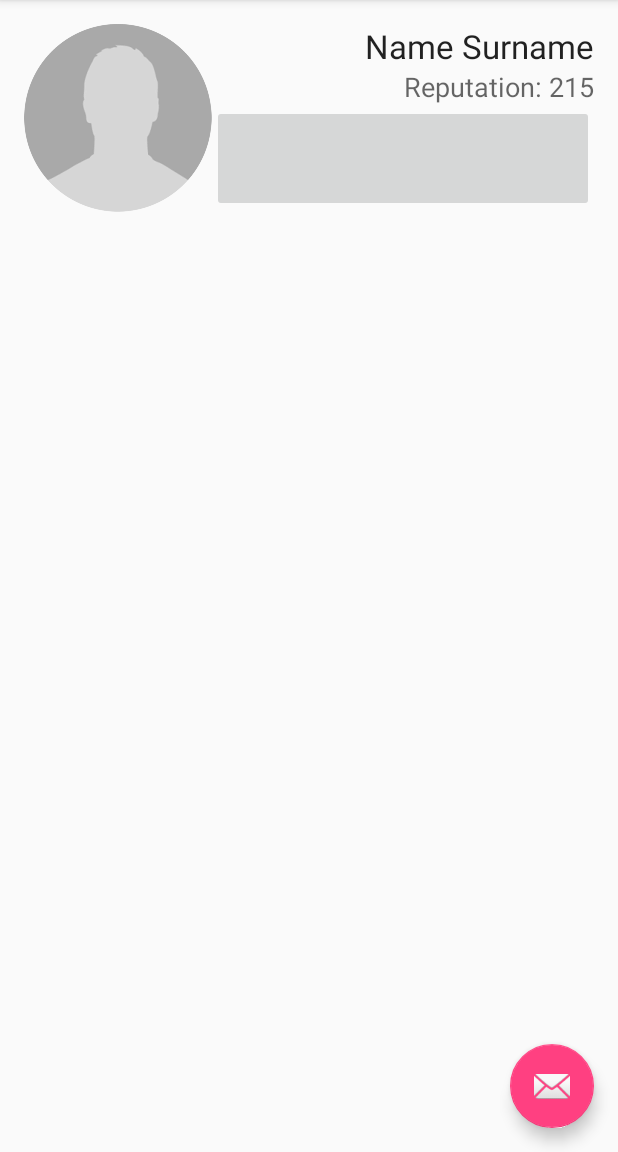
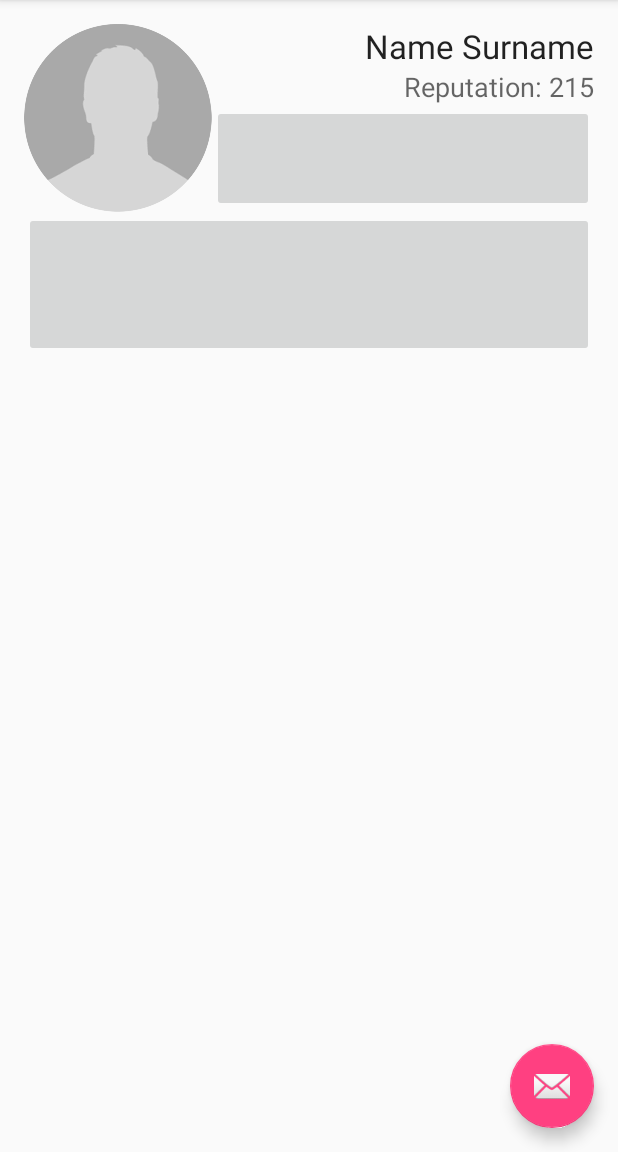
Before and after one commit to Adzwoolly/Water-Reporter, an Android app: the screen it shows after launch (MainActivity), on a phone screen of 412 x 824 dp, the part 84-1236 px from its top. Run offline under Robolectric (Android 15) with nearby library versions, the phone set to English and light mode, and no system bars.

```diff
--- a/app/src/main/res/layout/content_main.xml
+++ b/app/src/main/res/layout/content_main.xml
@@ -60,5 +60,12 @@
 
             </LinearLayout>
         </LinearLayout>
+
+        <ImageButton
+            android:layout_width="match_parent"
+            android:layout_height="wrap_content"
+            android:id="@+id/imageButton2"
+            android:layout_gravity="center_horizontal"
+            android:layout_weight="0.13" />
     </LinearLayout>
 </RelativeLayout>
```
